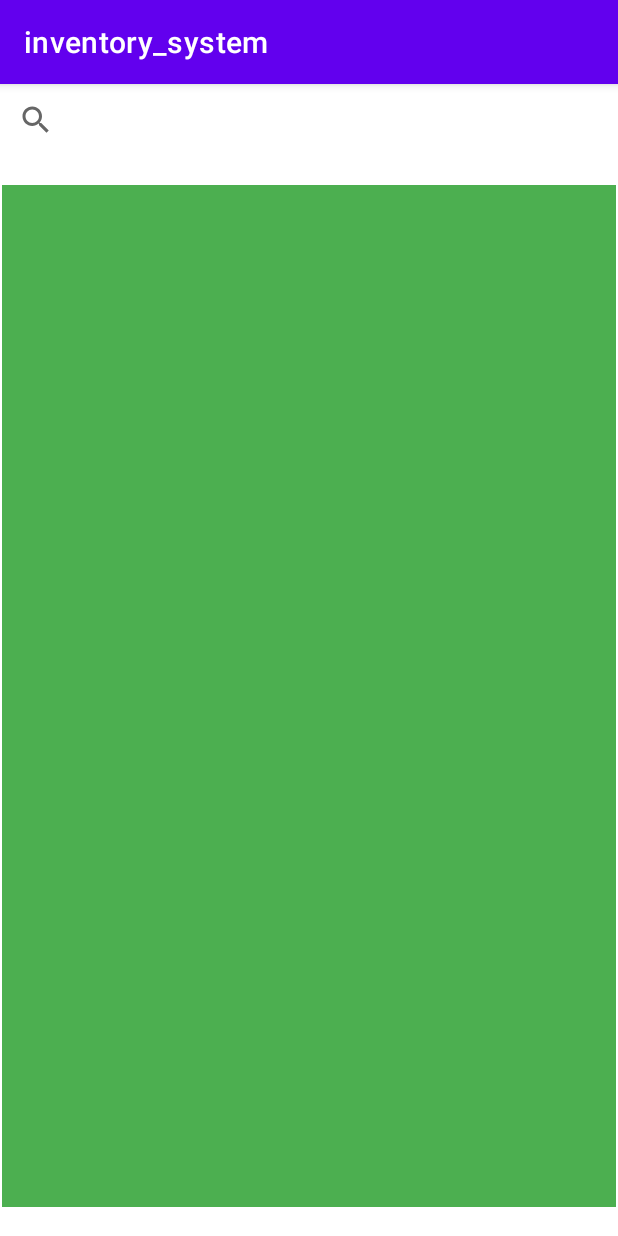
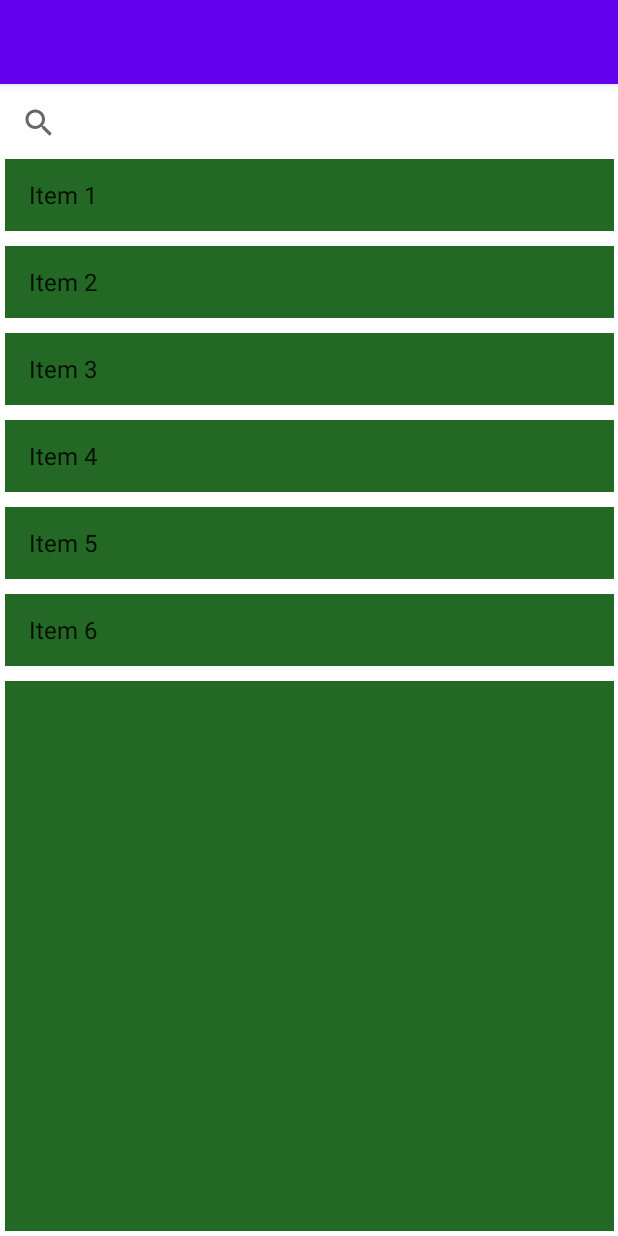
Before and after one commit to Gaurav-banwal/inventory_system, an Android app: the selection screen opened directly, with no data from a screen before it, on a phone screen of 412 x 824 dp. Run offline under Robolectric (Android 15) with nearby library versions, the phone set to English and light mode, and no system bars.

Commit message:
more work 4

```diff
--- a/app/src/main/java/com/oops/inventory_system/selection.kt
+++ b/app/src/main/java/com/oops/inventory_system/selection.kt
@@ -1,8 +1,12 @@
 package com.oops.inventory_system
 
 import android.os.Bundle
+import android.widget.ArrayAdapter
+import android.widget.ListView
+import android.widget.Toast
 import androidx.activity.enableEdgeToEdge
 import androidx.appcompat.app.AppCompatActivity
+import androidx.core.content.ContextCompat
 import androidx.core.view.ViewCompat
 import androidx.core.view.WindowInsetsCompat
 
@@ -11,10 +15,30 @@ class selection : AppCompatActivity() {
         super.onCreate(savedInstanceState)
         enableEdgeToEdge()
         setContentView(R.layout.activity_selection)
+
+        val category = intent.getStringExtra("category_name")
+        Toast.makeText(this, "Selected Category: $category", Toast.LENGTH_SHORT).show()
+
+
         ViewCompat.setOnApplyWindowInsetsListener(findViewById(R.id.main)) { v, insets ->
             val systemBars = insets.getInsets(WindowInsetsCompat.Type.systemBars())
+            supportActionBar?.title = category
+            window.statusBarColor= ContextCompat.getColor(this,R.color.brandgreen)
             v.setPadding(systemBars.left, systemBars.top, systemBars.right, systemBars.bottom)
             insets
         }
+
+
+        val itemList = listOf("Item 1", "Item 2", "Item 3", "Item 4","Item 5","Item 6")
+        val adapter = ArrayAdapter(this, android.R.layout.simple_list_item_1, itemList)
+        val listView = findViewById<ListView>(R.id.listview)
+        listView.adapter = adapter
+
+
+
     }
+
+
+
+
 }
--- a/app/src/main/res/layout/activity_selection.xml
+++ b/app/src/main/res/layout/activity_selection.xml
@@ -1,11 +1,18 @@
 <?xml version="1.0" encoding="utf-8"?>
-<androidx.constraintlayout.widget.ConstraintLayout
-    xmlns:android="http://schemas.android.com/apk/res/android"
+<androidx.constraintlayout.widget.ConstraintLayout xmlns:android="http://schemas.android.com/apk/res/android"
+    xmlns:app="http://schemas.android.com/apk/res-auto"
     xmlns:tools="http://schemas.android.com/tools"
-    xmlns:app="http://schemas.android.com/apk/res-auto"
     android:id="@+id/main"
     android:layout_width="match_parent"
     android:layout_height="match_parent"
+    android:layout_margin="2dp"
+    android:layout_marginStart="2dp"
+    android:layout_marginLeft="2dp"
+    android:layout_marginTop="2dp"
+    android:layout_marginEnd="2dp"
+    android:layout_marginRight="2dp"
+    android:layout_marginBottom="2dp"
+    app:layout_marginBaseline="2dp"
     tools:context=".selection">
 
   <androidx.appcompat.widget.SearchView
@@ -18,16 +25,20 @@
       app:layout_constraintTop_toTopOf="parent" />
 
   <ListView
+      android:id="@+id/listview"
       style="@android:style/Widget.DeviceDefault.ExpandableListView"
-      android:layout_width="409dp"
-      android:layout_height="681dp"
+      android:layout_width="406dp"
+      android:layout_height="0dp"
       android:layout_marginStart="1dp"
-      android:layout_marginTop="1dp"
       android:layout_marginEnd="1dp"
       android:layout_marginBottom="1dp"
-      android:background="#4CAF50"
+      android:background="@color/brandgreen"
+      android:divider="@color/design_default_color_background"
+      android:dividerHeight="10dp"
       app:layout_constraintBottom_toBottomOf="parent"
+
+
       app:layout_constraintEnd_toEndOf="parent"
       app:layout_constraintStart_toStartOf="parent"
       app:layout_constraintTop_toBottomOf="@+id/search_view" />
-  </androidx.constraintlayout.widget.ConstraintLayout>
+</androidx.constraintlayout.widget.ConstraintLayout>
--- a/app/src/main/res/values/colors.xml
+++ b/app/src/main/res/values/colors.xml
@@ -7,4 +7,5 @@
     <color name="teal_700">#FF018786</color>
     <color name="black">#FF000000</color>
     <color name="white">#FFFFFFFF</color>
+    <color name="brandgreen">#236824</color>
 </resources>
```
Also changed, not shown: app/src/main/java/com/oops/inventory_system/ui/gallery/GalleryFragment.kt (+26 -14 lines), app/src/main/java/com/oops/inventory_system/ui/home/HomeFragment.kt (+60 -4 lines), app/src/main/res/layout/fragment_gallery.xml (+21 -10 lines), app/src/main/res/layout/fragment_home.xml (+19 -6 lines).
